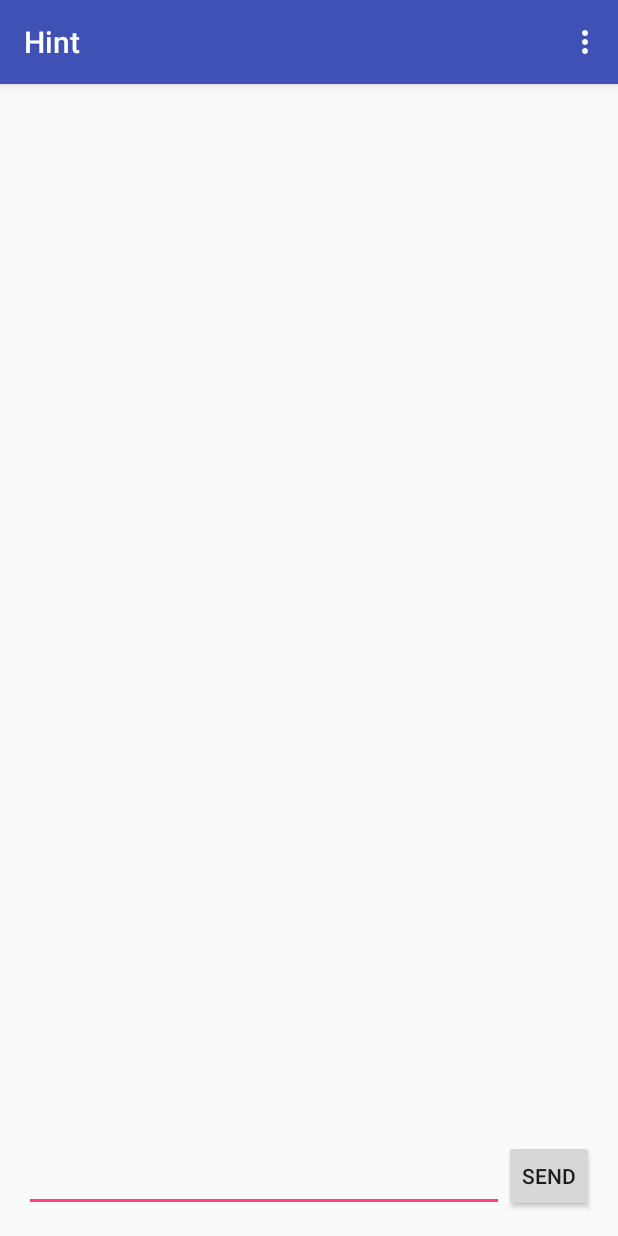
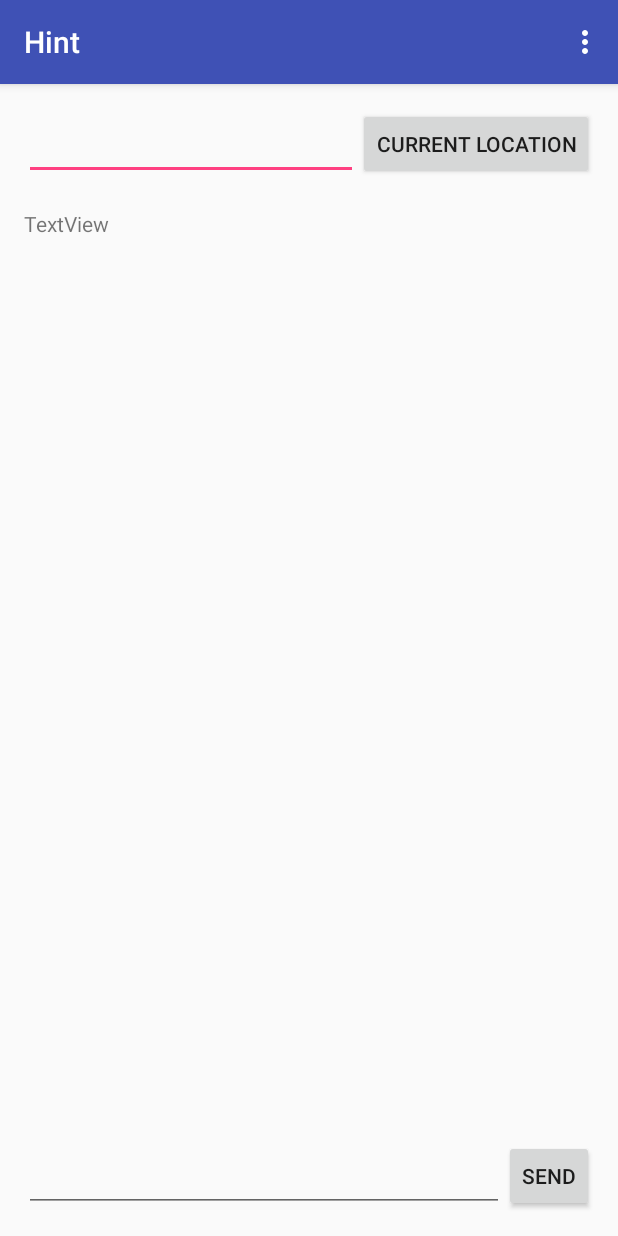
Before and after one commit to hrishikesh988/CoffeeMaker, an Android app: the LocationUpdate screen opened directly, with no data from a screen before it, on a phone screen of 412 x 824 dp. Run offline under Robolectric (Android 15) with nearby library versions, the phone set to English and light mode, and no system bars.

```diff
--- a/ece558project3_release/app/src/main/java/com/example/hiral/myapplication/LocationUpdate.java
+++ b/ece558project3_release/app/src/main/java/com/example/hiral/myapplication/LocationUpdate.java
@@ -10,7 +10,15 @@ import android.view.MenuItem;
 import android.view.View;
 import android.widget.Button;
 import android.widget.EditText;
+import android.widget.TextView;
 import android.widget.Toast;
+
+
+import com.google.android.gms.common.GooglePlayServicesNotAvailableException;
+import com.google.android.gms.common.GooglePlayServicesRepairableException;
+import com.google.android.gms.location.places.Place;
+import com.google.android.gms.location.places.ui.PlacePicker;
+import com.google.android.gms.maps.model.LatLng;
 
 import org.json.JSONException;
 import org.json.JSONObject;
@@ -24,11 +32,15 @@ import java.util.concurrent.ExecutionException;
 public class LocationUpdate extends AppCompatActivity{
 
     private EditText send_message;
+    private EditText get_location;
+    private TextView current_location_tv;
     private Button send;
     int Place_Picker_request=1;
     Editable message;
     LoginDataBaseAdapter loginData;
     public double latitude,longitude,modalat,modalon;
+
+
 
 
     public static Intent newIntent(Context packageContext, String username) {
@@ -42,24 +54,55 @@ public class LocationUpdate extends AppCompatActivity{
         super.onCreate(savedInstanceState);
         setContentView(R.layout.activity_location_update);
         send_message = (EditText) findViewById(R.id.Send_Message);
-
+        get_location = (EditText) findViewById(R.id.get_location);
 
         /**
          * TODO: Define onClick Listener for "get_location" text box to get user's current location
          * Hint: Need to define IntentBuilder for PlacePicker built-in UI widget
          * Reference : https://developers.google.com/places/android-api/placepicker
          */
+        get_location.setOnClickListener(new View.OnClickListener(){
+
+            @Override
+            public void onClick(View view){
+
+                PlacePicker.IntentBuilder builder = new PlacePicker.IntentBuilder();
+                Intent intent;
+                try{
+                    intent = builder.build(LocationUpdate.this);
+                    startActivityForResult(intent, Place_Picker_request);
+                }
+
+                catch (GooglePlayServicesNotAvailableException e){
+                    e.printStackTrace();
+                }
+                catch (GooglePlayServicesRepairableException e){
+                    e.printStackTrace();
+                }
+            }
+
+        });
+
 
         /**
          * TODO: Define TextView field to display the address of current location on the UI
          *
          */
+        current_location_tv = (TextView) findViewById(R.id.CurrentLocation_textView);
+        send = (Button) findViewById(R.id.CurrentLocation_Button);
 
         /**
          * TODO: Define onClick Listener for "Current_Location Button"
          * Hint: OnClick event should set the text for TextView field defined above
          */
+        send.setOnClickListener(new View.OnClickListener(){
 
+            @Override
+            public void onClick(View view){
+                current_location_tv.setText("Longitude: "+ longitude +"\n" + "Latitude: " + latitude);
+            }
+
+        });
 
         /**
          * Do not edit the code below as it is dependent on server just fill the required snippets
@@ -138,6 +181,20 @@ public class LocationUpdate extends AppCompatActivity{
         });
     }
 
+    protected void onActivityResult(int requestCode, int resultCode, Intent data) {
+
+        LatLng cordinates;
+        if (requestCode == Place_Picker_request) {
+            if (resultCode == RESULT_OK) {
+                Place place = PlacePicker.getPlace(LocationUpdate.this, data);
+                get_location.setText(place.getAddress());
+                cordinates = place.getLatLng();
+                longitude = cordinates.longitude;
+                latitude = cordinates.latitude;
+            }
+        }
+    }
+
 
     /**
      * TODO: Define onActivityResult() method which would take Place_Picker_request
--- a/ece558project3_release/app/src/main/java/com/example/hiral/myapplication/LoginActivity.java
+++ b/ece558project3_release/app/src/main/java/com/example/hiral/myapplication/LoginActivity.java
@@ -37,6 +37,8 @@ public class LoginActivity extends AppCompatActivity {
 
         //OnClick Listener for SignInButton
         Button mSignInButton = (Button) findViewById(R.id.email_sign_in_button);
+
+
         mSignInButton.setOnClickListener(new OnClickListener() {
             @Override
             public void onClick(View view) {
@@ -58,8 +60,8 @@ public class LoginActivity extends AppCompatActivity {
                     startActivity(i);
                 }
                 else{
-                    //Intent i = LocationUpdate.newIntent(LoginActivity.this, userName);
-                    //startActivity(i);
+                    Intent i = LocationUpdate.newIntent(LoginActivity.this, userName);
+                    startActivity(i);
                     Toast.makeText(LoginActivity.this,
                             "username or password does not match",
                             Toast.LENGTH_SHORT).show();
--- a/ece558project3_release/app/src/main/res/layout/activity_location_update.xml
+++ b/ece558project3_release/app/src/main/res/layout/activity_location_update.xml
@@ -10,9 +10,27 @@
     android:paddingTop="@dimen/activity_vertical_margin"
     tools:context="com.example.hiral.myapplication.LocationUpdate">
 
-    <!-- TODO: EditText UI Control for get_location text box -->
+    <EditText
+        android:layout_width="wrap_content"
+        android:layout_height="wrap_content"
+        android:inputType="text"
+        android:text=""
+        android:ems="10"
+        android:id="@+id/get_location"
+        android:layout_alignBottom="@+id/CurrentLocation_Button"
+        android:layout_alignParentLeft="true"
+        android:layout_alignParentStart="true"
+        android:layout_toLeftOf="@+id/CurrentLocation_Button"
+        android:layout_toStartOf="@+id/CurrentLocation_Button"/>
 
-    <!-- TODO: Button UI Control for Current Location -->
+    <Button
+        android:text="@string/current_location"
+        android:layout_width="wrap_content"
+        android:layout_height="wrap_content"
+        android:id="@+id/CurrentLocation_Button"
+        android:layout_alignParentTop="true"
+        android:layout_alignParentRight="true"
+        android:layout_alignParentEnd="true"/>
 
     <!-- TODO: TextView UI Control to save address on UI -->
 
@@ -37,4 +55,17 @@
         android:layout_toLeftOf="@+id/Send_Button"
         android:layout_toStartOf="@+id/Send_Button" />
 
+    <TextView
+        android:text="TextView"
+        android:layout_width="wrap_content"
+        android:layout_height="wrap_content"
+        android:layout_marginTop="19dp"
+        android:id="@+id/CurrentLocation_textView"
+        android:layout_below="@+id/get_location"
+        android:layout_alignParentLeft="true"
+        android:layout_alignParentStart="true"
+        android:layout_alignParentRight="true"
+        android:layout_alignParentEnd="true"/>
+
+
 </RelativeLayout>
--- a/ece558project3_release/app/src/main/res/values/strings.xml
+++ b/ece558project3_release/app/src/main/res/values/strings.xml
@@ -7,7 +7,7 @@
 
 
     <!--String related to Maps -->
-
+    <string name="current_location">Current Location</string>
     <string name="action_settings">Setting</string>
     <string name="google_place_api">YOUR KEY HERE</string>
 
```
